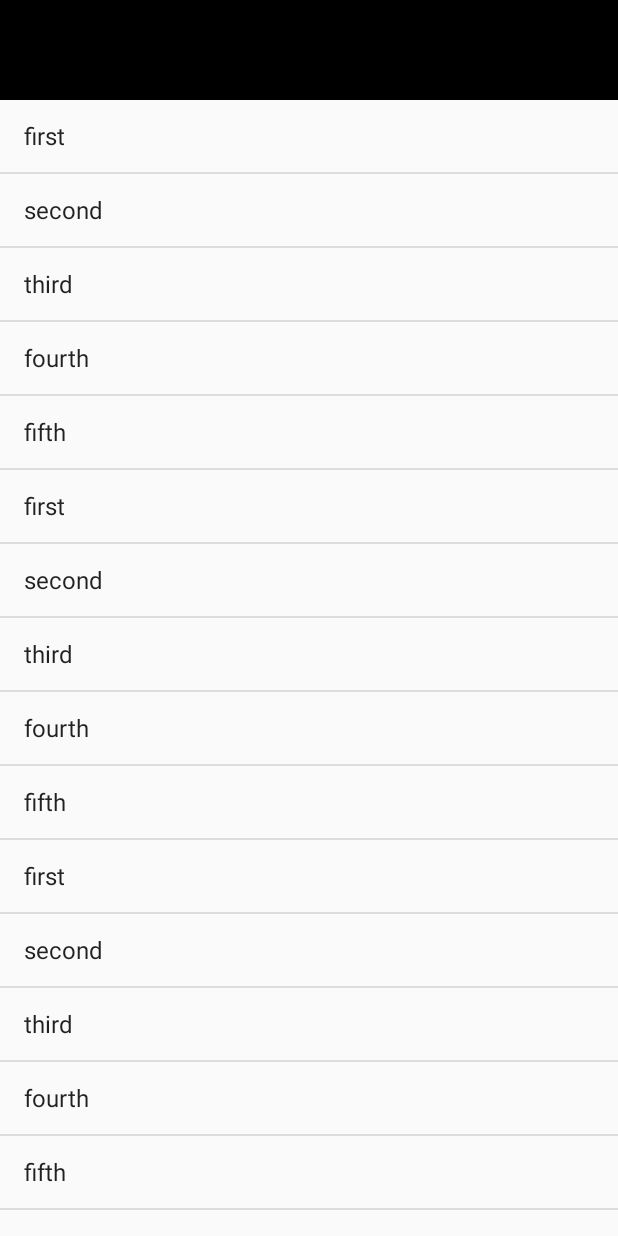
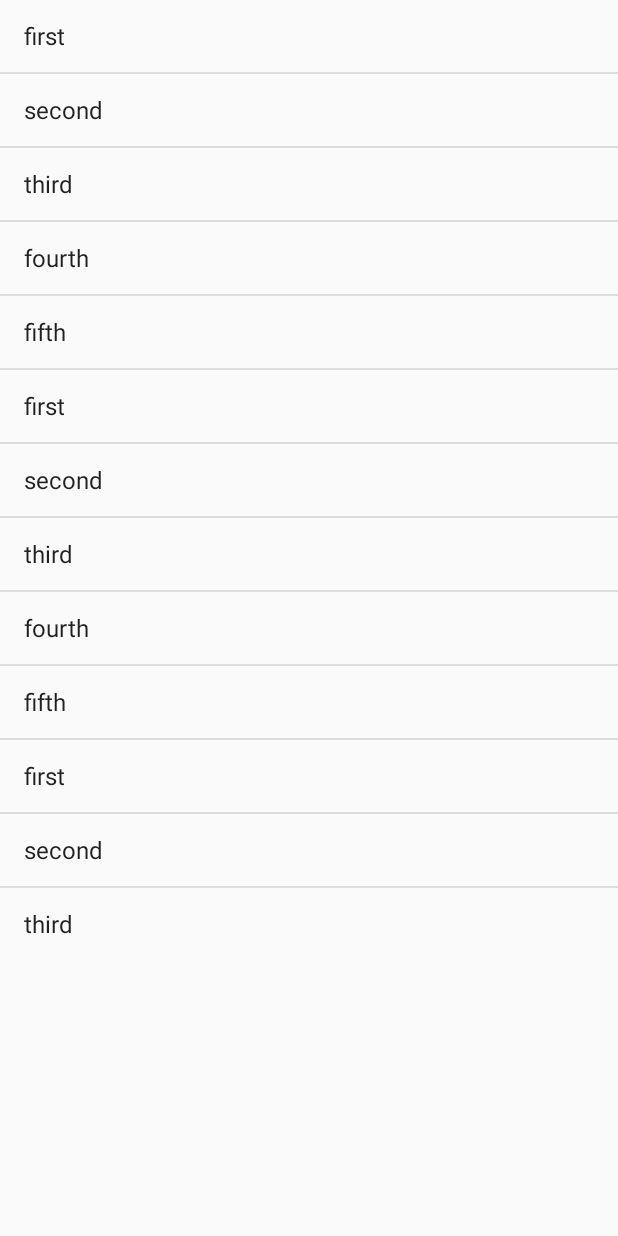
Before and after one commit to tanglie1993/MyPullToRefresh, an Android app: the screen it shows after launch (MainActivity), on a phone screen of 412 x 824 dp. Run offline under Robolectric (Android 15) with nearby library versions, the phone set to English and light mode, and no system bars.

Commit message:
使listview能够自动滚动到把header隐藏起来的位置

```diff
--- a/app/src/main/java/tanglie/mypulltorefresh/my/MainActivity.java
+++ b/app/src/main/java/tanglie/mypulltorefresh/my/MainActivity.java
@@ -4,6 +4,7 @@ import android.os.Bundle;
 import android.app.Activity;
 import android.view.Menu;
 import android.view.MenuItem;
+import android.view.View;
 import android.view.ViewGroup;
 import android.widget.ArrayAdapter;
 
@@ -25,7 +26,9 @@ public class MainActivity extends Activity {
         setContentView(R.layout.activity_main);
         PullToRefreshListView lv = (PullToRefreshListView) findViewById(R.id.listView);//得到ListView对象的引用 /*为ListView设置Adapter来绑定数据*/
         lv.setAdapter(new ArrayAdapter<>(this, android.R.layout.simple_list_item_1, strs));
-        lv.addHeaderView(getLayoutInflater().inflate(R.layout.header_view, (ViewGroup) findViewById(R.id.rootView), false));
+        View view = getLayoutInflater().inflate(R.layout.header_view, (ViewGroup) findViewById(R.id.rootView), false);
+        measureView(view);
+        lv.addHeaderView(view);
     }
 
     @Override
@@ -49,4 +52,24 @@ public class MainActivity extends Activity {
 
         return super.onOptionsItemSelected(item);
     }
+
+    private void measureView(View child) {
+        ViewGroup.LayoutParams lp = child.getLayoutParams();
+        if(lp == null){
+            lp = new ViewGroup.LayoutParams(ViewGroup.LayoutParams.FILL_PARENT, ViewGroup.LayoutParams.WRAP_CONTENT);
+        }
+        //headerView的宽度信息
+        int childMeasureWidth = ViewGroup.getChildMeasureSpec(0, 0, lp.width);
+        int childMeasureHeight;
+        if(lp.height > 0){
+            childMeasureHeight = View.MeasureSpec.makeMeasureSpec(lp.height, View.MeasureSpec.EXACTLY);
+            //最后一个参数表示：适合、匹配
+        } else {
+            childMeasureHeight = View.MeasureSpec.makeMeasureSpec(0, View.MeasureSpec.UNSPECIFIED);//未指定
+        }
+//System.out.println("childViewWidth"+childMeasureWidth);
+//System.out.println("childViewHeight"+childMeasureHeight);
+        //将宽和高设置给child
+        child.measure(childMeasureWidth, childMeasureHeight);
+    }
 }
--- a/app/src/main/java/tanglie/mypulltorefresh/my/PullToRefreshListView.java
+++ b/app/src/main/java/tanglie/mypulltorefresh/my/PullToRefreshListView.java
@@ -51,7 +51,7 @@ public class PullToRefreshListView extends LinearLayout {
             @Override
             public void run() {
                 headerView.setVisibility(View.VISIBLE);
-//                scrollTo(0, 100);
+                scrollTo(0, headerView.getMeasuredHeight());
             }
         }, 3000);
     }
@@ -80,7 +80,7 @@ public class PullToRefreshListView extends LinearLayout {
 
     public void addHeaderView(View view){
         headerView = view;
-        final FrameLayout.LayoutParams lp = new FrameLayout.LayoutParams(FrameLayout.LayoutParams.MATCH_PARENT, 100);
+        final FrameLayout.LayoutParams lp = new FrameLayout.LayoutParams(FrameLayout.LayoutParams.MATCH_PARENT, view.getMeasuredHeight());
         addView(view, 0, lp);
         view.setVisibility(GONE);
         invalidate();
--- a/app/src/main/res/layout/header_view.xml
+++ b/app/src/main/res/layout/header_view.xml
@@ -2,7 +2,7 @@
 <RelativeLayout xmlns:android="http://schemas.android.com/apk/res/android"
     android:orientation="vertical"
     android:background="#000000"
-    android:layout_width="wrap_content"
+    android:layout_width="match_parent"
     android:layout_height="200dp">
 
 
```
